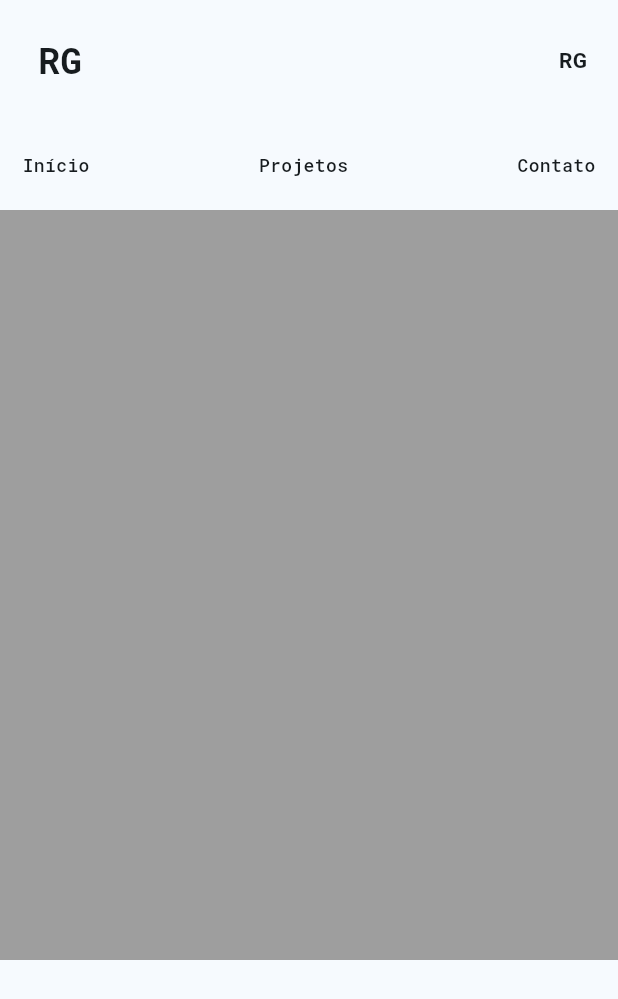
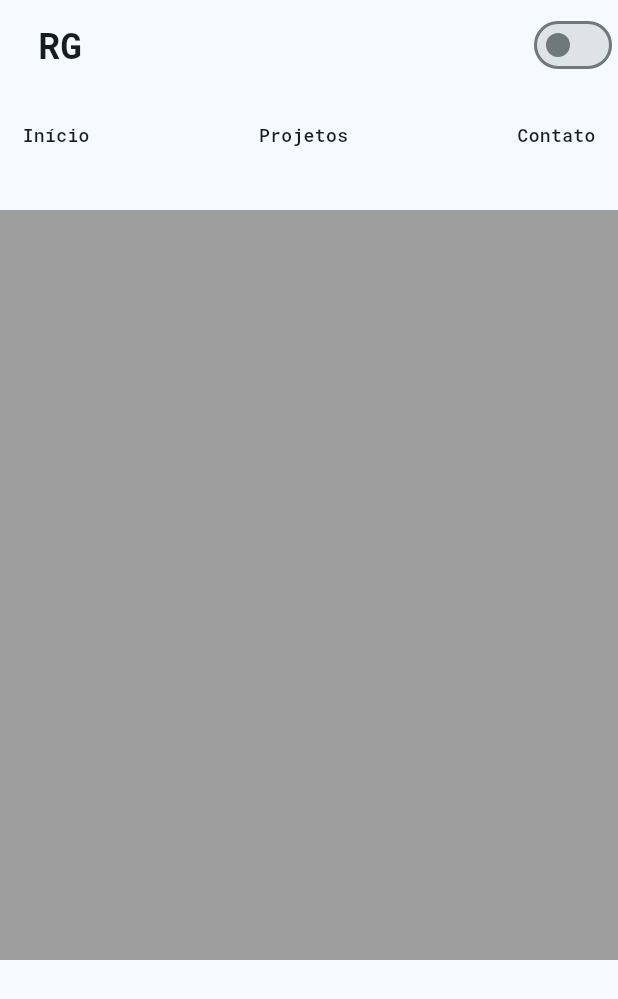
Before and after one commit to rafaelgust/portfolio_flutter, a Flutter app: the screen it shows after launch, on a phone screen of 412 x 824 dp. Shown: the top 999 px of the screen. Run offline on Flutter 3.47's test engine with Material 2 defaults, Android fonts, the light colour scheme and no system bars; our stand-ins replace go_router.

Commit message:
feature: darkmode

```diff
--- a/lib/app/app_widget.dart
+++ b/lib/app/app_widget.dart
@@ -1,21 +1,25 @@
 import 'package:flutter/material.dart';
 import 'package:portfolio/app/routes.dart';
+
+import '../core/utils/theme_changer.dart';
 
 class MyApp extends StatelessWidget {
   const MyApp({super.key});
 
   @override
   Widget build(BuildContext context) {
-    return MaterialApp.router(
-      title: 'Flutter Demo',
-      theme: ThemeData(
-        colorScheme: ColorScheme.fromSeed(
-          seedColor: const Color.fromARGB(255, 247, 248, 250),
-        ),
-        useMaterial3: true,
-      ),
-      debugShowCheckedModeBanner: false,
-      routerConfig: AppRouter.router,
+    final themeChanger = ThemeChanger.instance;
+
+    return AnimatedBuilder(
+      animation: themeChanger,
+      builder: (context, child) {
+        return MaterialApp.router(
+          title: 'Flutter Demo',
+          theme: themeChanger.getTheme(),
+          debugShowCheckedModeBanner: false,
+          routerConfig: AppRouter.router,
+        );
+      },
     );
   }
 }
--- /dev/null
+++ b/lib/core/utils/theme_changer.dart
@@ -0,0 +1,30 @@
+import 'package:flutter/material.dart';
+
+class ThemeChanger extends ChangeNotifier {
+  ThemeData? _themeData;
+
+  final darkTheme = ThemeData.dark(
+    useMaterial3: true,
+  );
+  final lightTheme = ThemeData(
+    useMaterial3: true,
+    colorScheme: ColorScheme.fromSeed(
+      seedColor: const Color.fromARGB(255, 247, 248, 250),
+    ),
+  );
+
+  ThemeChanger._privateConstructor() {
+    _themeData = lightTheme;
+  }
+
+  static final ThemeChanger _instance = ThemeChanger._privateConstructor();
+
+  static ThemeChanger get instance => _instance;
+
+  getTheme() => _themeData;
+
+  setTheme(ThemeData themeData) {
+    _themeData = themeData;
+    notifyListeners();
+  }
+}
--- /dev/null
+++ b/lib/core/widgets/change_theme.dart
@@ -0,0 +1,17 @@
+import 'package:flutter/material.dart';
+import 'package:portfolio/core/utils/theme_changer.dart';
+
+class ChangeTheme extends StatelessWidget {
+  ChangeTheme({super.key});
+
+  final themeChanger = ThemeChanger.instance;
+
+  @override
+  Widget build(BuildContext context) {
+    return Switch(
+      value: themeChanger.getTheme() == themeChanger.darkTheme,
+      onChanged: (bool value) => themeChanger
+          .setTheme(value ? themeChanger.darkTheme : themeChanger.lightTheme),
+    );
+  }
+}
--- a/lib/modules/home/responsive/header/header_view.dart
+++ b/lib/modules/home/responsive/header/header_view.dart
@@ -1,5 +1,6 @@
 import 'package:flutter/material.dart';
 import 'package:portfolio/core/utils/responsive_widget.dart';
+import 'package:portfolio/core/widgets/change_theme.dart';
 
 import '../../widgets/nav/nav_bar.dart';
 
@@ -24,10 +25,10 @@ class HeaderView extends StatelessWidget {
       height: 140,
       child: Column(
         children: [
-          const Row(
+          Row(
             mainAxisAlignment: MainAxisAlignment.spaceBetween,
             children: [
-              SizedBox(
+              const SizedBox(
                 width: 80,
                 height: 60,
                 child: Center(
@@ -41,18 +42,7 @@ class HeaderView extends StatelessWidget {
                   ),
                 ),
               ),
-              SizedBox(
-                width: 60,
-                height: 80,
-                child: Center(
-                  child: Text(
-                    'RG',
-                    style: TextStyle(
-                      fontWeight: FontWeight.bold,
-                    ),
-                  ),
-                ),
-              ),
+              ChangeTheme(),
             ],
           ),
           NavBar(scrollController: controller),
@@ -81,17 +71,7 @@ class HeaderView extends StatelessWidget {
             ),
           ),
           NavBar(scrollController: controller),
-          const SizedBox(
-            width: 80,
-            child: Center(
-              child: Text(
-                'RG',
-                style: TextStyle(
-                  fontWeight: FontWeight.bold,
-                ),
-              ),
-            ),
-          ),
+          ChangeTheme(),
         ],
       ),
     );
@@ -116,17 +96,9 @@ class HeaderView extends StatelessWidget {
               ),
             ),
           ),
-          const SizedBox(
-            width: 80,
-            child: Center(
-              child: Text(
-                'RG',
-                style: TextStyle(
-                  fontWeight: FontWeight.bold,
-                ),
-              ),
-            ),
-          ),
+          const Spacer(),
+          ChangeTheme(),
+          const Spacer(),
           NavBar(scrollController: controller),
         ],
       ),
```
